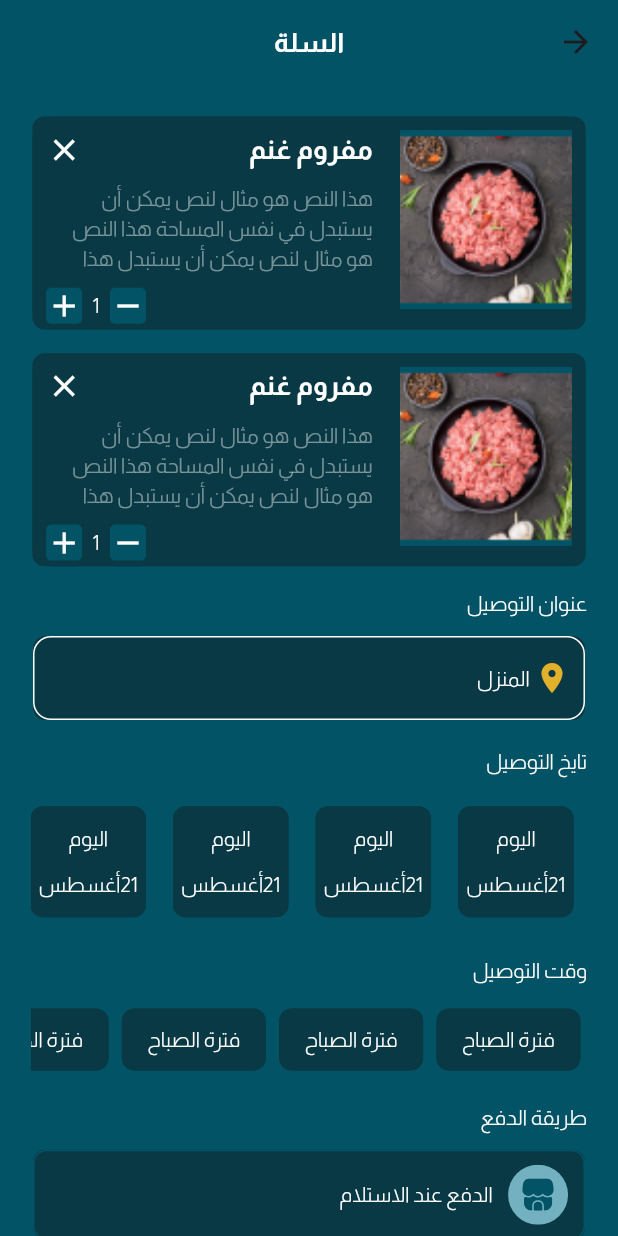
After one commit to ranahamdy1/abo_maged_app, a Flutter app: the BasketScreen screen opened directly, on a phone screen of 412 x 824 dp. The commit adds this screen. Run offline on Flutter 3.47's test engine with Material 3 defaults, Android fonts, the phone set to English and light mode, and no system bars; our stand-ins replace animated_splash_screen, bloc, carousel_slider, dio, easy_localization, flutter_bloc and 5 more; accounts and stored records are empty.

Commit message:
add basket screen

```diff
--- a/lib/core/widgets/text_widget.dart
+++ b/lib/core/widgets/text_widget.dart
@@ -67,7 +67,7 @@ class TextWidget extends StatelessWidget {
       text,
       overflow: overflow ?? TextOverflow.ellipsis,
       textDirection: textDirection,
-      textAlign: TextAlign.center,
+      textAlign: textAlign,
       maxLines: 20,
       style: TextStyle(
         color: color,
--- /dev/null
+++ b/lib/features/home/basket/view/basket_screen.dart
@@ -0,0 +1,29 @@
+import 'package:abo_maged_app/core/utils/app_colors.dart';
+import 'package:abo_maged_app/core/widgets/text_widget.dart';
+import 'package:abo_maged_app/features/home/basket/view/main_basket_screen.dart';
+import 'package:flutter/material.dart';
+
+class BasketScreen extends StatelessWidget {
+  const BasketScreen({super.key});
+
+  @override
+  Widget build(BuildContext context) {
+    return Scaffold(
+      appBar: AppBar(
+        backgroundColor: AppColors.mainColor,
+        title: const TextWidget.bigText("السلة",color: AppColors.whiteColor),
+        centerTitle: true,
+      ),
+      body:
+      /*Center(
+        child: Column(
+          mainAxisAlignment: MainAxisAlignment.center,
+          children: [
+            SvgPicture.asset("no_in_basket".getSvgAsset),
+          ],
+        ),
+      ),*/
+      const MainBasketScreen(),
+    );
+  }
+}
--- /dev/null
+++ b/lib/features/home/basket/view/main_basket_screen.dart
@@ -0,0 +1,276 @@
+import 'package:abo_maged_app/core/extensions/assets_widgets.dart';
+import 'package:abo_maged_app/core/utils/app_assets.dart';
+import 'package:abo_maged_app/core/utils/app_colors.dart';
+import 'package:abo_maged_app/core/widgets/text_widget.dart';
+import 'package:abo_maged_app/features/home/basket/widgets/basket_widget.dart';
+import 'package:abo_maged_app/features/home/basket/widgets/color_border_widget.dart';
+import 'package:abo_maged_app/features/home/basket/widgets/pay_widget.dart';
+import 'package:flutter/material.dart';
+import 'package:flutter_screenutil/flutter_screenutil.dart';
+
+class MainBasketScreen extends StatelessWidget {
+  const MainBasketScreen({super.key});
+
+  @override
+  Widget build(BuildContext context) {
+    return Padding(
+      padding: EdgeInsets.only(top: 18.0.w,right: 18.0.w,left: 18.0.w),
+      child: SingleChildScrollView(
+        child: Column(
+          children: [
+            ListView.builder(
+              itemCount: 2,
+              shrinkWrap: true,
+              physics: const NeverScrollableScrollPhysics(),
+              itemBuilder: (BuildContext context, int index) {
+                return Padding(
+                  padding: EdgeInsets.only(bottom: 12.0.w),
+                  child: const ColorBorderWidget(child: BasketWidget()),
+                );
+              },
+            ),
+            const Align(
+              alignment: Alignment.topRight,
+              child: TextWidget("عنوان التوصيل",color: AppColors.whiteColor),
+            ),
+            SizedBox(height: 9.h),
+            ColorBorderWidget(
+              child: Container(
+                height: 56,
+                width: 368,
+                decoration: BoxDecoration(
+                  borderRadius: BorderRadius.circular(12),
+                  border: Border.all(color: AppColors.whiteColor)
+                ),
+                child: Row(
+                  children: [
+                    9.wSize,
+                    const Icon(Icons.location_on,color: AppColors.yellowColor,),
+                    3.wSize,
+                    const TextWidget("المنزل",color: AppColors.whiteColor,)
+                  ],
+                ),
+              ),
+            ),
+            SizedBox(height: 14.h),
+            const Align(
+              alignment: Alignment.topRight,
+              child: TextWidget("تايخ التوصيل",color: AppColors.whiteColor),
+            ),
+            SizedBox(height: 9.h),
+            SizedBox(
+              height: 77.h,
+              child: ListView.builder(
+                itemCount: 10,
+                scrollDirection: Axis.horizontal,
+                itemBuilder: (BuildContext context, int index) {
+                  return Padding(
+                    padding: EdgeInsets.all(7.0.w),
+                    child: ColorBorderWidget(
+                      child: Container(
+                        height: 63,
+                        width: 77,
+                        decoration: BoxDecoration(
+                            color: AppColors.secondColor,
+                            borderRadius: BorderRadius.circular(9),
+                            border: Border.all(color: AppColors.secondColor)
+                        ),
+                        child: const Column(
+                          mainAxisAlignment: MainAxisAlignment.spaceEvenly,
+                          children: [
+                            TextWidget("اليوم",color: AppColors.whiteColor,),
+                            TextWidget("21أغسطس",color: AppColors.whiteColor,)
+                          ],
+                        ),
+                      ),
+                    ),
+                  );
+                },
+              ),
+            ),
+            SizedBox(height: 14.h),
+            const Align(
+              alignment: Alignment.topRight,
+              child: TextWidget("وقت التوصيل",color: AppColors.whiteColor),
+            ),
+            SizedBox(height: 9.h),
+            SizedBox(
+              height: 42.h,
+              child: ListView.builder(
+                itemCount: 10,
+                scrollDirection: Axis.horizontal,
+                itemBuilder: (BuildContext context, int index) {
+                  return Padding(
+                    padding: EdgeInsets.all(3.0.w),
+                    child: ColorBorderWidget(
+                      child: Container(
+                        height: 42,
+                        width: 96,
+                        decoration: BoxDecoration(
+                            color: AppColors.secondColor,
+                            borderRadius: BorderRadius.circular(9),
+                            border: Border.all(color: AppColors.secondColor)
+                        ),
+                        child: const Center(child: TextWidget("فترة الصباح",color: AppColors.whiteColor,)),
+                      ),
+                    ),
+                  );
+                },
+              ),
+            ),
+            SizedBox(height: 14.h),
+            const Align(
+              alignment: Alignment.topRight,
+              child: TextWidget("طريقة الدفع",color: AppColors.whiteColor),
+            ),
+            SizedBox(height: 9.h),
+            const ColorBorderWidget(child: PayWidget(image: 'pay1', text: "الدفع عند الاستلام",)),
+            SizedBox(height: 9.h),
+            const ColorBorderWidget(child: PayWidget(image: 'pay1', text: "دفع اونلاين",)),
+            SizedBox(height: 9.h),
+            ColorBorderWidget(
+              child: Container(
+                height: 60,
+                width: 368,
+                decoration: BoxDecoration(
+                    color: AppColors.secondColor,
+                    borderRadius: BorderRadius.circular(9),
+                    border: Border.all(color: AppColors.mainColor)
+                ),
+                child: Row(
+                  children: [
+                    SizedBox(width: 9.w,),
+                    Image.asset("tabby".getPngAsset),
+                    SizedBox(width: 9.w,),
+                    const TextWidget("دفع عن طريق تابي",color: AppColors.whiteColor,),
+                  ],
+                ),
+              ),
+            ),
+            SizedBox(height: 9.h),
+            ColorBorderWidget(
+              child: Container(
+                height: 60,
+                width: 368,
+                decoration: BoxDecoration(
+                    color: AppColors.secondColor,
+                    borderRadius: BorderRadius.circular(9),
+                    border: Border.all(color: AppColors.mainColor)
+                ),
+                child: Row(
+                  children: [
+                    SizedBox(width: 9.w,),
+                    Image.asset("tammara".getPngAsset),
+                    SizedBox(width: 9.w,),
+                    const TextWidget("دفع عن طريق تمارة",color: AppColors.whiteColor,),
+                  ],
+                ),
+              ),
+            ),
+            SizedBox(height: 14.h),
+            const Align(
+              alignment: Alignment.topRight,
+              child: TextWidget("كود الخصم",color: AppColors.whiteColor),
+            ),
+            SizedBox(height: 9.h),
+            Container(
+              height: 60,
+              width: 368,
+              decoration: BoxDecoration(
+                  color: AppColors.secondColor,
+                  borderRadius: BorderRadius.circular(9),
+                  border: Border.all(color: AppColors.mainColor)
+              ),
+              child: Padding(
+                padding: EdgeInsets.all(8.0.w),
+                child: const Row(
+                  mainAxisAlignment: MainAxisAlignment.spaceBetween,
+                  children: [
+                    TextWidget("كود الخصم",color: AppColors.yellowColor,),
+                    TextWidget("تطبيق",color: AppColors.whiteColor,),
+                  ],
+                ),
+              ),
+            ),
+            SizedBox(height: 14.h),
+            const Align(
+              alignment: Alignment.topRight,
+              child: TextWidget("ملاحظات",color: AppColors.whiteColor),
+            ),
+            SizedBox(height: 9.h),
+            TextFormField(
+              decoration: InputDecoration(
+                filled: true,
+                fillColor: AppColors.secondColor,
+                hintText: "اكتب ملاحظاتك هنا..........",
+                hintStyle: const TextStyle(
+                  color: AppColors.whiteColor,
+                ),
+                border: OutlineInputBorder(
+                  borderRadius: BorderRadius.circular(12.r),
+                  borderSide: const BorderSide(color: AppColors.yellowColor),
+                ),
+                enabledBorder: OutlineInputBorder(
+                  borderRadius: BorderRadius.circular(12.r),
+                  borderSide: const BorderSide(color: AppColors.mainColor),
+                ),
+                focusedBorder: OutlineInputBorder(
+                  borderRadius: BorderRadius.circular(12.r),
+                  borderSide: const BorderSide(color: AppColors.yellowColor),
+                ),
+                contentPadding: EdgeInsets.symmetric(
+                  vertical: 16.h,
+                  horizontal: 12.w,
+                ),
+              ),
+              maxLines: null,
+              minLines: 3,
+              style: const TextStyle(color: AppColors.whiteColor),
+            ),
+            SizedBox(height: 14.h),
+            const Align(
+              alignment: Alignment.topRight,
+              child: TextWidget("مجموع الطلب",color: AppColors.whiteColor),
+            ),
+            SizedBox(height: 9.h),
+            ColorBorderWidget(
+              child: Container(
+                height: 60,
+                width: 368,
+                decoration: BoxDecoration(
+                    color: AppColors.secondColor,
+                    borderRadius: BorderRadius.circular(9),
+                    border: Border.all(color: AppColors.mainColor)
+                ),
+                child: Padding(
+                  padding: EdgeInsets.all(8.0.w),
+                  child: const Row(
+                    mainAxisAlignment: MainAxisAlignment.spaceBetween,
+                    children: [
+                      TextWidget("اجمالي الطلب",color: AppColors.whiteColor,),
+                      TextWidget("240 ريال",color: AppColors.whiteColor,),
+                    ],
+                  ),
+                ),
+              ),
+            ),
+            SizedBox(height: 14.h),
+            ColorBorderWidget(
+              child: Container(
+                height: 60,
+                width: 368,
+                decoration: BoxDecoration(
+                    color: AppColors.secondColor,
+                    borderRadius: BorderRadius.circular(9),
+                    border: Border.all(color: AppColors.mainColor)
+                ),
+                child: const Center(child: TextWidget("استمرار",color: AppColors.whiteColor,)),
+              ),
+            ),
+            SizedBox(height: 33.h),
+          ],
+        ),
+      ),
+    );
+  }
+}
--- /dev/null
+++ b/lib/features/home/basket/widgets/basket_widget.dart
@@ -0,0 +1,83 @@
+import 'package:abo_maged_app/core/utils/app_assets.dart';
+import 'package:abo_maged_app/core/utils/app_colors.dart';
+import 'package:abo_maged_app/core/widgets/text_widget.dart';
+import 'package:flutter/material.dart';
+import 'package:flutter_screenutil/flutter_screenutil.dart';
+
+class BasketWidget extends StatelessWidget {
+  const BasketWidget({super.key});
+
+  @override
+  Widget build(BuildContext context) {
+    return Container(
+      height: 119.h,
+      width: 368.w,
+      decoration: BoxDecoration(
+        borderRadius: BorderRadius.circular(12.r),
+        color: AppColors.secondColor,
+      ),
+      child: Row(
+        crossAxisAlignment: CrossAxisAlignment.start,
+        children: [
+          Padding(
+            padding: EdgeInsets.all(8.0.w),
+            child: Image.asset(
+              "basket_image".getPngAsset,
+              width: 100.w,
+              height: 100.h,
+              fit: BoxFit.cover,
+            ),
+          ),
+          Expanded(
+            child: Padding(
+              padding: EdgeInsets.all(8.0.w),
+              child: Column(
+                crossAxisAlignment: CrossAxisAlignment.start,
+                children: [
+                  const Row(
+                    mainAxisAlignment: MainAxisAlignment.spaceBetween,
+                    children: [
+                      TextWidget.bigText("مفروم غنم", color: AppColors.whiteColor),
+                      Icon(Icons.clear, color: AppColors.whiteColor),
+                    ],
+                  ),
+                  SizedBox(height: 8.h),
+                  TextWidget.smallText(
+                    "هذا النص هو مثال لنص يمكن أن يستبدل في نفس المساحة هذا النص هو مثال لنص يمكن أن يستبدل هذا",
+                    color: AppColors.whiteColorWithOpacity,
+                    overflow: TextOverflow.ellipsis,
+                    textAlign: TextAlign.right,
+                    textDirection: TextDirection.rtl,
+                  ),
+                  SizedBox(height: 8.h),
+                  Row(
+                    mainAxisAlignment: MainAxisAlignment.end,
+                    children: [
+                      Container(
+                        decoration: BoxDecoration(
+                          borderRadius: BorderRadius.circular(3.r),
+                          color: AppColors.mainColor,
+                        ),
+                        child: const Icon(Icons.remove, color: AppColors.whiteColor),
+                      ),
+                      SizedBox(width: 6.w),
+                      const TextWidget("1", color: AppColors.whiteColor),
+                      SizedBox(width: 6.w),
+                      Container(
+                        decoration: BoxDecoration(
+                          borderRadius: BorderRadius.circular(3.r),
+                          color: AppColors.mainColor,
+                        ),
+                        child: const Icon(Icons.add, color: AppColors.whiteColor),
+                      ),
+                    ],
+                  )
+                ],
+              ),
+            ),
+          ),
+        ],
+      ),
+    );
+  }
+}
--- /dev/null
+++ b/lib/features/home/basket/widgets/color_border_widget.dart
@@ -0,0 +1,36 @@
+import 'package:abo_maged_app/core/utils/app_colors.dart';
+import 'package:flutter/cupertino.dart';
+import 'package:flutter/material.dart';
+
+class ColorBorderWidget extends StatefulWidget {
+  final Widget child;
+  const ColorBorderWidget({super.key, required this.child});
+
+  @override
+  State<ColorBorderWidget> createState() => _ColorBorderWidgetState();
+}
+
+class _ColorBorderWidgetState extends State<ColorBorderWidget> {
+  bool isTapped = false;
+
+  @override
+  Widget build(BuildContext context) {
+    return GestureDetector(
+      onTap: () {
+        setState(() {
+          isTapped = !isTapped; // Toggle the border color on tap
+        });
+      },
+      child: Container(
+        decoration: BoxDecoration(
+          color: AppColors.secondColor,
+          borderRadius: BorderRadius.circular(9),
+          border: Border.all(
+            color: isTapped ? AppColors.yellowColor : AppColors.mainColor,
+          ),
+        ),
+        child: widget.child,
+      ),
+    );
+  }
+}
--- /dev/null
+++ b/lib/features/home/basket/widgets/pay_widget.dart
@@ -0,0 +1,33 @@
+import 'package:abo_maged_app/core/utils/app_assets.dart';
+import 'package:abo_maged_app/core/utils/app_colors.dart';
+import 'package:abo_maged_app/core/widgets/text_widget.dart';
+import 'package:flutter/cupertino.dart';
+import 'package:flutter_screenutil/flutter_screenutil.dart';
+import 'package:flutter_svg/svg.dart';
+
+class PayWidget extends StatelessWidget {
+  const PayWidget({super.key, required this.image, required this.text});
+  final String image;
+  final String text;
+
+  @override
+  Widget build(BuildContext context) {
+    return Container(
+      height: 60,
+      width: 368,
+      decoration: BoxDecoration(
+          color: AppColors.secondColor,
+          borderRadius: BorderRadius.circular(9),
+          border: Border.all(color: AppColors.mainColor)
+      ),
+      child: Row(
+        children: [
+          SizedBox(width: 9.w,),
+          SvgPicture.asset(image.getSvgAsset),
+          SizedBox(width: 9.w,),
+          TextWidget(text,color: AppColors.whiteColor,),
+        ],
+      ),
+    );
+  }
+}
--- a/lib/features/home/main_navigation/main_navigation_screen.dart
+++ b/lib/features/home/main_navigation/main_navigation_screen.dart
@@ -1,3 +1,4 @@
+import 'package:abo_maged_app/features/home/basket/view/basket_screen.dart';
 import 'package:abo_maged_app/features/home/main_navigation/widget/selection_icon_widget.dart';
 import 'package:abo_maged_app/features/home/home/view/home_screen.dart';
 import 'package:flutter/material.dart';
@@ -57,11 +58,6 @@ class _NavigationExampleState extends State<MainNavigationScreen> {
                       label: '',
                     ),
                     NavigationDestination(
-                      selectedIcon: const SelectionIconWidget(image: 'delete2',),
-                      icon: SvgPicture.asset("delete1".getSvgAsset),
-                      label: '',
-                    ),
-                    NavigationDestination(
                       selectedIcon: const SelectionIconWidget(image: 'basket2',),
                       icon: SvgPicture.asset("basket1".getSvgAsset),
                       label: '',
@@ -79,8 +75,7 @@ class _NavigationExampleState extends State<MainNavigationScreen> {
         ),
         body: <Widget>[
           const HomeScreen(),
-          const HomeScreen(),
-          const HomeScreen(),
+          const BasketScreen(),
           const HomeScreen(),
           const HomeScreen(),
           const HomeScreen(),
```
Also changed, not shown: assets/images/basket_image.png (added), assets/images/tabby.png (added), assets/images/tammara.png (added), assets/svgs/no_in_basket.svg (added), assets/svgs/pay1.svg (added), assets/svgs/pay2.svg (added), assets/svgs/tabby.svg (added), assets/svgs/tamara.svg (added).
